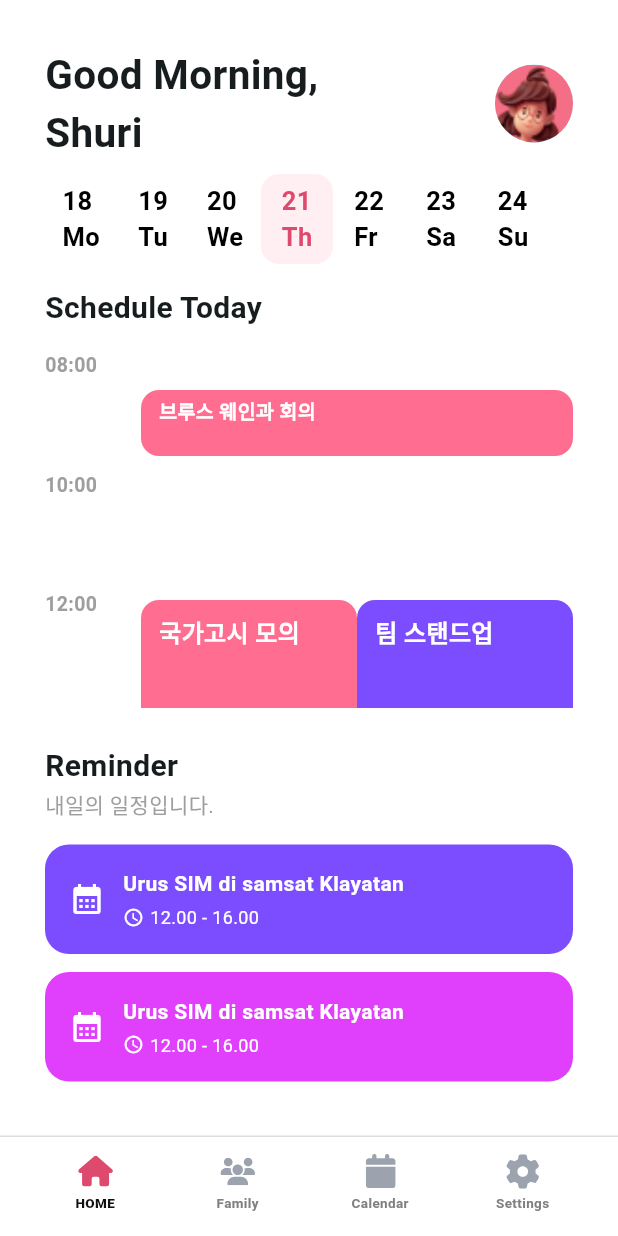
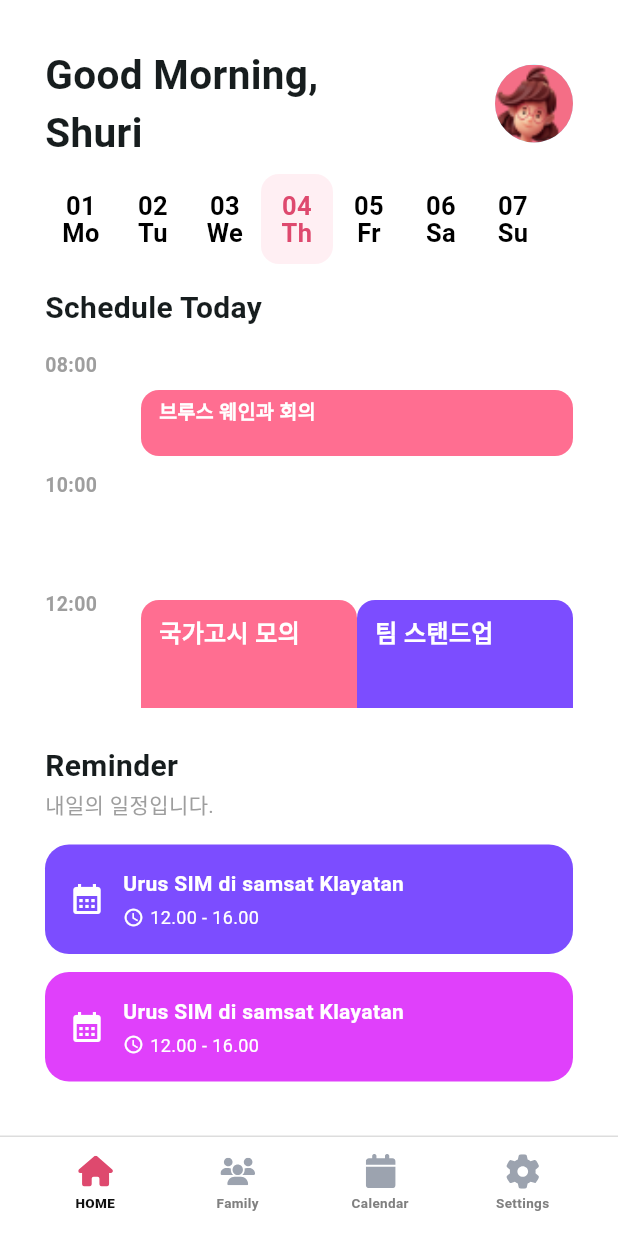
Before and after one commit to jaemoi/with_calendar, a Flutter app: the HomeScreen screen opened by its route, on a phone screen of 412 x 824 dp. Run offline on Flutter 3.47's test engine with Material 3 defaults, Android fonts, the light colour scheme and no system bars; our stand-ins replace flutter_riverpod, flutter_svg, go_router, table_calendar; Roboto replaces fonts that are missing (Pretendard).

Commit message:
1.달력에서 일정 추가하기 2.홈화면에서 일정 선택하기

```diff
--- a/lib/app/config/routes/app_routes.dart
+++ b/lib/app/config/routes/app_routes.dart
@@ -41,7 +41,14 @@ class Routes {
       GoRoute(path: selectMode, builder: (_, __) => const SelectModeScreen()),
       GoRoute(
           path: createSchedule,
-          builder: (_, __) => const ScheduleUpsertScreen()),
+          builder: (context, state) {
+            final extra = state.extra;
+            DateTime? initialDate;
+            if (extra is DateTime) {
+              initialDate = DateTime(extra.year, extra.month, extra.day);
+            }
+            return ScheduleUpsertScreen(initialDate: initialDate);
+          }),
       GoRoute(
           path: editSchedule,
           builder: (context, state) {
--- a/lib/app/feature/calendar/view/calendar_screen.dart
+++ b/lib/app/feature/calendar/view/calendar_screen.dart
@@ -1,7 +1,9 @@
 import 'package:flutter/material.dart';
 import 'package:flutter_riverpod/flutter_riverpod.dart';
+import 'package:go_router/go_router.dart';
 import 'package:table_calendar/table_calendar.dart';
 
+import '../../../config/routes/app_routes.dart';
 import '../controller/calendar_controller.dart';
 
 class DayBadge {
@@ -35,6 +37,17 @@ class _CalendarScreenState extends ConsumerState<CalendarScreen> {
       appBar: AppBar(
         title: const Text('With Calendar'),
         actions: [
+        IconButton(
+          icon: const Icon(Icons.add, color: Colors.black),
+          tooltip: '새 일정',
+          onPressed: () {
+            // 선택된 날짜가 있으면 그 날, 없으면 현재 포커스된 달의 날짜
+            final base = _selected ?? _focused;
+            final dayOnly = DateTime(base.year, base.month, base.day);
+            // create 라우트로 날짜를 extra로 전달
+            context.push(Routes.createSchedule, extra: dayOnly);
+          },
+        ),
           TextButton.icon(
             onPressed: _openYearPicker,
             icon: const Icon(Icons.calendar_month_outlined, size: 18, color: Colors.black),
--- a/lib/app/feature/home/view/home_screen.dart
+++ b/lib/app/feature/home/view/home_screen.dart
@@ -3,6 +3,7 @@ import 'package:go_router/go_router.dart';
 import 'package:with_calendar/app/config/routes/app_routes.dart';
 import 'package:with_calendar/app/feature/home/view/schedule_event.dart';
 import 'package:with_calendar/app/feature/home/view/schedule_timeline.dart';
+import 'package:with_calendar/app/feature/home/view/seven_day_strip.dart';
 
 class HomeScreen extends StatefulWidget {
   const HomeScreen({super.key});
@@ -12,8 +13,6 @@ class HomeScreen extends StatefulWidget {
 }
 
 class _HomeScreenState extends State<HomeScreen> {
-
-
   @override
   Widget build(BuildContext context) {
     return Scaffold(
@@ -42,49 +41,7 @@ class _HomeScreenState extends State<HomeScreen> {
                 ],
               ),
               const SizedBox(height: 8),
-
-              // 요일 선택 (가로)
-              SizedBox(
-                height: 60,
-                child: ListView(
-                  scrollDirection: Axis.horizontal,
-                  children: List.generate(7, (index) {
-                    final days = [
-                      "18\nMo",
-                      "19\nTu",
-                      "20\nWe",
-                      "21\nTh",
-                      "22\nFr",
-                      "23\nSa",
-                      "24\nSu"
-                    ];
-                    final isSelected = index == 3;
-                    return Padding(
-                      padding: const EdgeInsets.symmetric(horizontal: 0),
-                      child: Container(
-                        width: 48,
-                        decoration: BoxDecoration(
-                          color: isSelected
-                              ? const Color(0xFFFFEFF3)
-                              : Colors.transparent,
-                          borderRadius: BorderRadius.circular(12),
-                        ),
-                        alignment: Alignment.center,
-                        child: Text(
-                          days[index],
-                          style: TextStyle(
-                            fontSize: 17,
-                            fontWeight: FontWeight.w600,
-                            color: isSelected
-                                ? const Color(0xFFDE496E)
-                                : Colors.black,
-                          ),
-                        ),
-                      ),
-                    );
-                  }),
-                ),
-              ),
+              SevenDayStrip(),
 
               const SizedBox(height: 15),
 
--- /dev/null
+++ b/lib/app/feature/home/view/seven_day_strip.dart
@@ -0,0 +1,87 @@
+import 'package:flutter/material.dart';
+import 'package:intl/intl.dart';
+
+/// 7일 스트립: 오늘을 중앙(인덱스 3)으로, 탭 시 선택 색상 변경
+class SevenDayStrip extends StatefulWidget {
+  const SevenDayStrip({
+    super.key,
+    this.initialDate,              // 기본값: 오늘
+    this.onChanged,                // 선택된 날짜 콜백
+  });
+
+  final DateTime? initialDate;
+  final ValueChanged<DateTime>? onChanged;
+
+  @override
+  State<SevenDayStrip> createState() => _SevenDayStripState();
+}
+
+class _SevenDayStripState extends State<SevenDayStrip> {
+  late DateTime _center;           // 기본: 오늘(또는 주어진 날짜)
+  late List<DateTime> _days;       // _center 기준 -3 ~ +3
+  late int _selectedIndex;         // 기본: 3 (오늘)
+
+  @override
+  void initState() {
+    super.initState();
+    _center = _normalize(widget.initialDate ?? DateTime.now());
+    _rebuildDays(center: _center, selectedIndex: 3);
+  }
+
+  DateTime _normalize(DateTime d) => DateTime(d.year, d.month, d.day);
+
+  void _rebuildDays({required DateTime center, required int selectedIndex}) {
+    _days = List.generate(7, (i) => center.add(Duration(days: i - 3)));
+    _selectedIndex = selectedIndex;
+  }
+
+  String _label(DateTime d) {
+    // "18\nMo" 형식 만들기 (영문 2글자 요일)
+    final day = DateFormat('dd').format(d);
+    final dow = DateFormat('E').format(d); // Mon, Tue...
+    final two = dow.length >= 2 ? dow.substring(0, 2) : dow;
+    return '$day\n$two';
+  }
+
+  @override
+  Widget build(BuildContext context) {
+    return SizedBox(
+      height: 60,
+      child: ListView.separated(
+        scrollDirection: Axis.horizontal,
+        padding: EdgeInsets.zero,
+        separatorBuilder: (_, __) => const SizedBox(width: 0),
+        itemCount: _days.length,
+        itemBuilder: (context, index) {
+          final date = _days[index];
+          final isSelected = index == _selectedIndex;
+
+          return GestureDetector(
+            onTap: () {
+              setState(() => _selectedIndex = index);
+              widget.onChanged?.call(date);
+            },
+            child: Container(
+              width: 48,
+              alignment: Alignment.center,
+              decoration: BoxDecoration(
+                color: isSelected ? const Color(0xFFFFEFF3) : Colors.transparent,
+                borderRadius: BorderRadius.circular(12),
+              ),
+              child: Text(
+                _label(date),
+                textAlign: TextAlign.center,
+                style: TextStyle(
+                  fontSize: 17,
+                  fontWeight: FontWeight.w600,
+                  color: isSelected ? const Color(0xFFDE496E) : Colors.black,
+                  height: 1.05, // 줄간격 살짝 타이트하게
+                ),
+              ),
+            ),
+          );
+        },
+      ),
+    );
+  }
+}
--- a/lib/app/feature/schedule_upsert/view/schedule_form.dart
+++ b/lib/app/feature/schedule_upsert/view/schedule_form.dart
@@ -1,7 +1,6 @@
 import 'package:flutter/material.dart';
 import 'package:go_router/go_router.dart';
 import 'package:with_calendar/app/shared/theme/palette.dart';
-
 
 import '../../schedule_detail/view/schedule_detail_screen.dart';
 import '../widget/add_chip.dart';
@@ -20,10 +19,12 @@ class ScheduleForm extends StatefulWidget {
     super.key,
     required this.mode,
     this.initial, // edit 모드일 때만 사용
+    this.initialDate,
   });
 
   final ScheduleFormMode mode;
   final Schedule? initial;
+  final DateTime? initialDate;
 
   @override
   State<ScheduleForm> createState() => _ScheduleFormState();
@@ -214,6 +215,17 @@ class _ScheduleFormState extends State<ScheduleForm> {
       _selectedParticipants
         ..clear()
         ..addAll(s.participants.map((p) => p.name));
+    }
+
+    // ✅ 생성 모드에서 initialDate가 넘어온 경우: 'Other Date'로 선택해둔다
+    if (widget.initialDate != null) {
+      final d = widget.initialDate!;
+      _customDate = DateTime(d.year, d.month, d.day);
+      _selectedDateIndex = 3; // Other Date 선택
+      _multiDay = false;
+      _endCustomDate = _customDate;
+      _endSelectedIndex = _selectedDateIndex;
+      // _from/_to는 네 기본값(12:00~14:00) 유지
     }
   }
 
--- a/lib/app/feature/schedule_upsert/view/schedule_upsert_screen.dart
+++ b/lib/app/feature/schedule_upsert/view/schedule_upsert_screen.dart
@@ -6,15 +6,17 @@ import 'package:with_calendar/app/shared/theme/palette.dart';
 import '../../schedule_detail/view/schedule_detail_screen.dart';
 
 class ScheduleUpsertScreen extends StatelessWidget {
-  const ScheduleUpsertScreen({super.key, this.scheduleId});
+  const ScheduleUpsertScreen({super.key, this.scheduleId, this.initialDate});
 
   final int? scheduleId; // null이면 '추가', 값 있으면 '수정'
+  final DateTime? initialDate;
 
   @override
   Widget build(BuildContext context) {
     // 추가 모드
     if (scheduleId == null) {
-      return const ScheduleForm(mode: ScheduleFormMode.create);
+      return ScheduleForm(
+          mode: ScheduleFormMode.create, initialDate: initialDate);
     }
 
     // 수정 모드: id로 로딩
```
